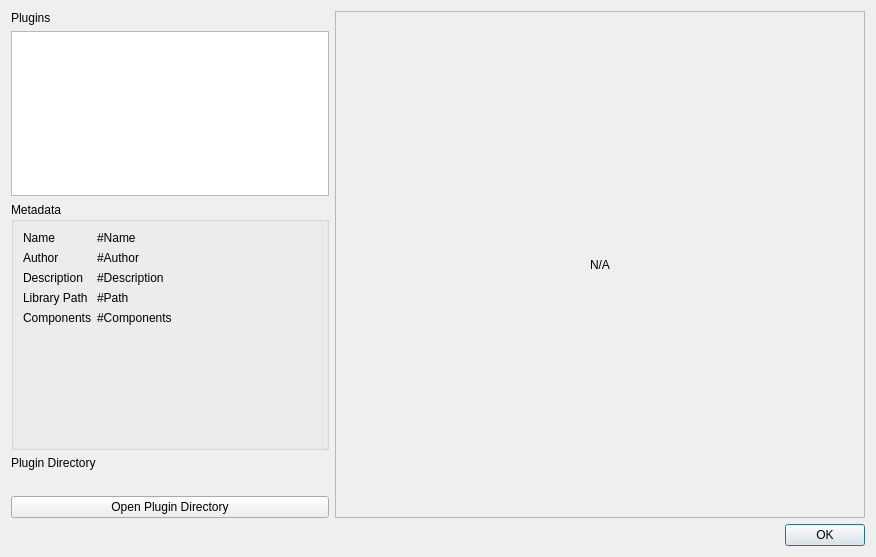
This is src/ui/windows/w_PluginManager.ui in Wpenga/QvPersonal as Qt 5 draws it before an edit. The edited form follows.
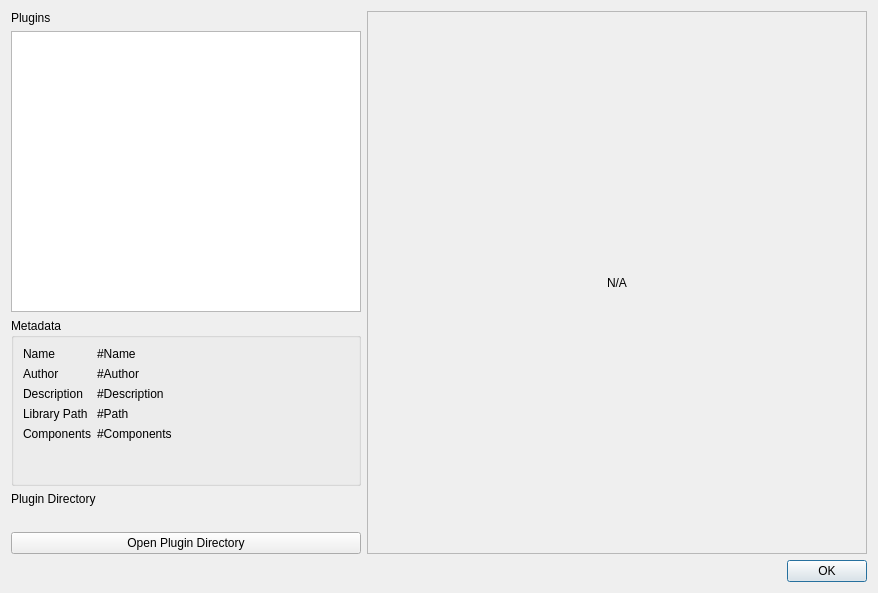
This is the edited form.

Commit message: + adjusted default Plugin Manager window size

```diff
--- a/src/ui/windows/w_PluginManager.ui
+++ b/src/ui/windows/w_PluginManager.ui
@@ -6,16 +6,16 @@
    <rect>
     <x>0</x>
     <y>0</y>
-    <width>876</width>
-    <height>557</height>
+    <width>878</width>
+    <height>593</height>
    </rect>
   </property>
   <property name="windowTitle">
    <string>Plugin Manager</string>
   </property>
-  <layout class="QGridLayout" name="gridLayout_2" columnstretch="3,5">
+  <layout class="QGridLayout" name="gridLayout_2" columnstretch="7,10">
    <item row="0" column="0">
-    <layout class="QVBoxLayout" name="verticalLayout" stretch="0,2,3,0,0,0">
+    <layout class="QVBoxLayout" name="verticalLayout" stretch="0,5,3,0,0,0">
      <item>
       <widget class="QLabel" name="label">
        <property name="text">
```
